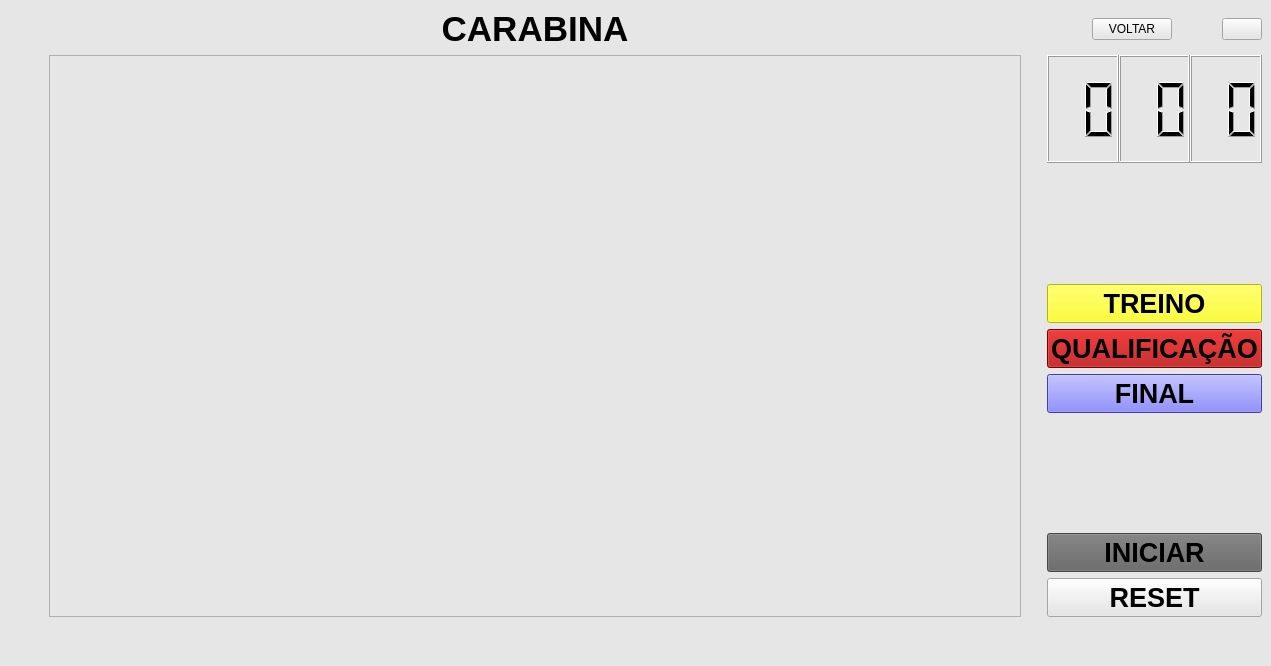
First picture: the form in central_pc/gui/riflewindow.ui, repository xBogas/ES-SACA, before the edit.
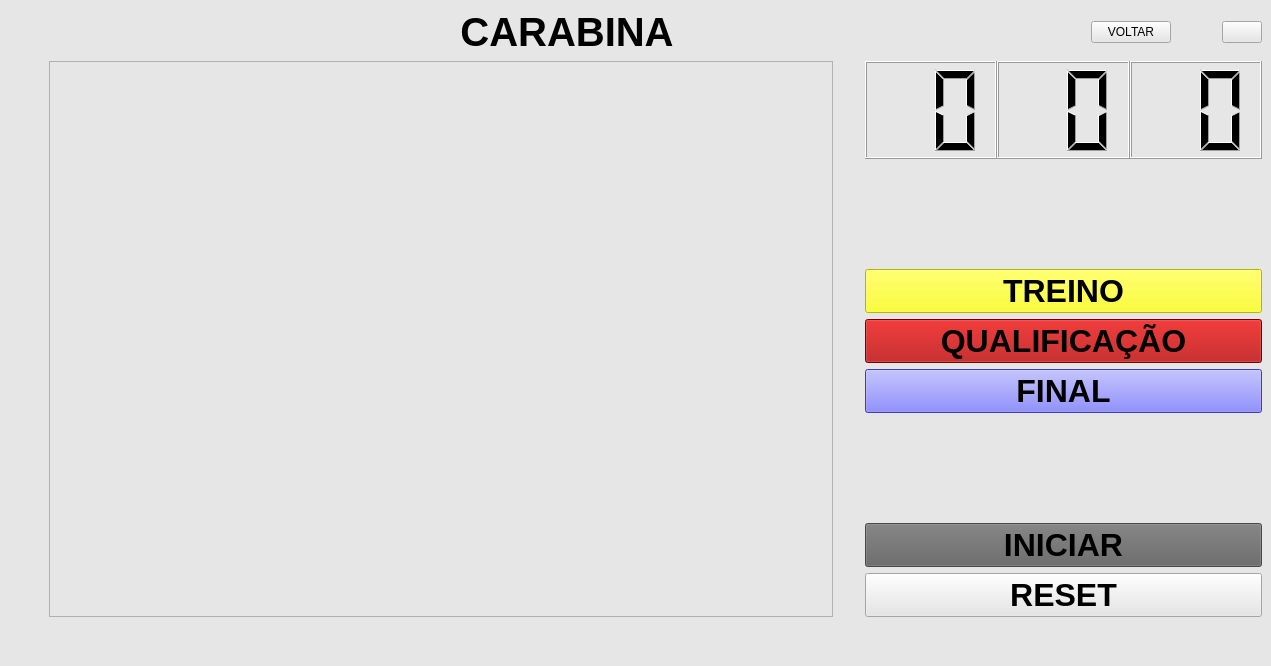
Second picture: the form after the edit. Icons and pictures are not drawn.

Commit message: Alterações no ui nas janelas de pistola e carabina no pc_central e correção de problemas encontrados na função de preenchimento da tabela.

```diff
--- a/central_pc/gui/riflewindow.ui
+++ b/central_pc/gui/riflewindow.ui
@@ -18,35 +18,30 @@
   </property>
   <widget class="QWidget" name="centralwidget">
    <layout class="QGridLayout" name="gridLayout">
-    <item row="2" column="3">
-     <spacer name="verticalSpacer_3">
-      <property name="orientation">
-       <enum>Qt::Vertical</enum>
-      </property>
-      <property name="sizeType">
-       <enum>QSizePolicy::Minimum</enum>
-      </property>
-      <property name="sizeHint" stdset="0">
-       <size>
-        <width>20</width>
-        <height>40</height>
-       </size>
-      </property>
-     </spacer>
-    </item>
-    <item row="0" column="1">
-     <widget class="QLabel" name="label">
-      <property name="font">
-       <font>
-        <pointsize>26</pointsize>
-        <bold>true</bold>
-       </font>
+    <item row="0" column="10">
+     <widget class="QPushButton" name="ExitButton">
+      <property name="sizePolicy">
+       <sizepolicy hsizetype="Fixed" vsizetype="Fixed">
+        <horstretch>0</horstretch>
+        <verstretch>0</verstretch>
+       </sizepolicy>
       </property>
       <property name="text">
-       <string>CARABINA</string>
+       <string/>
       </property>
-      <property name="alignment">
-       <set>Qt::AlignCenter</set>
+      <property name="icon">
+       <iconset>
+        <normaloff>resource/img/exit.png</normaloff>resource/img/exit.png</iconset>
+      </property>
+     </widget>
+    </item>
+    <item row="1" column="1" rowspan="8">
+     <widget class="QTableWidget" name="tableWidget">
+      <property name="sizePolicy">
+       <sizepolicy hsizetype="Expanding" vsizetype="Expanding">
+        <horstretch>20</horstretch>
+        <verstretch>0</verstretch>
+       </sizepolicy>
       </property>
      </widget>
     </item>
@@ -66,11 +61,11 @@
       </property>
      </spacer>
     </item>
-    <item row="4" column="3" colspan="4">
+    <item row="4" column="3" colspan="8">
      <widget class="QPushButton" name="MatchButton">
       <property name="font">
        <font>
-        <pointsize>20</pointsize>
+        <pointsize>24</pointsize>
         <bold>true</bold>
        </font>
       </property>
@@ -82,23 +77,131 @@
       </property>
      </widget>
     </item>
-    <item row="5" column="3" colspan="4">
-     <widget class="QPushButton" name="FinalButton">
+    <item row="7" column="3" colspan="8">
+     <widget class="QPushButton" name="StartButton">
       <property name="font">
        <font>
-        <pointsize>20</pointsize>
+        <pointsize>24</pointsize>
         <bold>true</bold>
        </font>
       </property>
       <property name="styleSheet">
-       <string notr="true">background-color: rgb(85, 85, 255);</string>
+       <string notr="true">background-color: rgb(100, 100, 100);</string>
       </property>
       <property name="text">
-       <string>FINAL</string>
+       <string>INICIAR</string>
       </property>
      </widget>
     </item>
-    <item row="1" column="3" colspan="4">
+    <item row="8" column="3" colspan="8">
+     <widget class="QPushButton" name="switchButton">
+      <property name="sizePolicy">
+       <sizepolicy hsizetype="Minimum" vsizetype="Fixed">
+        <horstretch>0</horstretch>
+        <verstretch>0</verstretch>
+       </sizepolicy>
+      </property>
+      <property name="font">
+       <font>
+        <pointsize>24</pointsize>
+        <bold>true</bold>
+       </font>
+      </property>
+      <property name="styleSheet">
+       <string notr="true">background-color:  rgb(230, 230, 230);</string>
+      </property>
+      <property name="text">
+       <string>RESET</string>
+      </property>
+     </widget>
+    </item>
+    <item row="0" column="1" colspan="7">
+     <widget class="QLabel" name="label">
+      <property name="font">
+       <font>
+        <pointsize>30</pointsize>
+        <bold>true</bold>
+       </font>
+      </property>
+      <property name="text">
+       <string>CARABINA</string>
+      </property>
+      <property name="alignment">
+       <set>Qt::AlignCenter</set>
+      </property>
+     </widget>
+    </item>
+    <item row="9" column="1">
+     <spacer name="verticalSpacer_2">
+      <property name="orientation">
+       <enum>Qt::Vertical</enum>
+      </property>
+      <property name="sizeType">
+       <enum>QSizePolicy::Fixed</enum>
+      </property>
+      <property name="sizeHint" stdset="0">
+       <size>
+        <width>20</width>
+        <height>40</height>
+       </size>
+      </property>
+     </spacer>
+    </item>
+    <item row="1" column="2">
+     <spacer name="horizontalSpacer_3">
+      <property name="orientation">
+       <enum>Qt::Horizontal</enum>
+      </property>
+      <property name="sizeType">
+       <enum>QSizePolicy::Minimum</enum>
+      </property>
+      <property name="sizeHint" stdset="0">
+       <size>
+        <width>20</width>
+        <height>20</height>
+       </size>
+      </property>
+     </spacer>
+    </item>
+    <item row="1" column="0">
+     <spacer name="horizontalSpacer_4">
+      <property name="orientation">
+       <enum>Qt::Horizontal</enum>
+      </property>
+      <property name="sizeType">
+       <enum>QSizePolicy::Minimum</enum>
+      </property>
+      <property name="sizeHint" stdset="0">
+       <size>
+        <width>40</width>
+        <height>20</height>
+       </size>
+      </property>
+     </spacer>
+    </item>
+    <item row="3" column="3" colspan="8">
+     <widget class="QPushButton" name="PracticeButton">
+      <property name="sizePolicy">
+       <sizepolicy hsizetype="Minimum" vsizetype="Fixed">
+        <horstretch>1</horstretch>
+        <verstretch>0</verstretch>
+       </sizepolicy>
+      </property>
+      <property name="font">
+       <font>
+        <pointsize>24</pointsize>
+        <bold>true</bold>
+       </font>
+      </property>
+      <property name="styleSheet">
+       <string notr="true">background-color: rgb(255, 255, 0);</string>
+      </property>
+      <property name="text">
+       <string>TREINO</string>
+      </property>
+     </widget>
+    </item>
+    <item row="1" column="3" colspan="8">
      <layout class="QHBoxLayout" name="horizontalLayout">
       <property name="spacing">
        <number>0</number>
@@ -159,83 +262,8 @@
       </item>
      </layout>
     </item>
-    <item row="7" column="3" colspan="4">
-     <widget class="QPushButton" name="StartButton">
-      <property name="font">
-       <font>
-        <pointsize>20</pointsize>
-        <bold>true</bold>
-       </font>
-      </property>
-      <property name="styleSheet">
-       <string notr="true">background-color: rgb(100, 100, 100);</string>
-      </property>
-      <property name="text">
-       <string>INICIAR</string>
-      </property>
-     </widget>
-    </item>
-    <item row="3" column="3" colspan="4">
-     <widget class="QPushButton" name="PracticeButton">
-      <property name="font">
-       <font>
-        <pointsize>20</pointsize>
-        <bold>true</bold>
-       </font>
-      </property>
-      <property name="styleSheet">
-       <string notr="true">background-color: rgb(255, 255, 0);</string>
-      </property>
-      <property name="text">
-       <string>TREINO</string>
-      </property>
-     </widget>
-    </item>
-    <item row="0" column="4">
-     <widget class="QPushButton" name="backButton">
-      <property name="text">
-       <string>VOLTAR</string>
-      </property>
-     </widget>
-    </item>
-    <item row="1" column="1" rowspan="8">
-     <widget class="QTableWidget" name="tableWidget"/>
-    </item>
-    <item row="1" column="0">
-     <spacer name="horizontalSpacer_4">
-      <property name="orientation">
-       <enum>Qt::Horizontal</enum>
-      </property>
-      <property name="sizeType">
-       <enum>QSizePolicy::Minimum</enum>
-      </property>
-      <property name="sizeHint" stdset="0">
-       <size>
-        <width>40</width>
-        <height>20</height>
-       </size>
-      </property>
-     </spacer>
-    </item>
-    <item row="0" column="6">
-     <widget class="QPushButton" name="ExitButton">
-      <property name="sizePolicy">
-       <sizepolicy hsizetype="Fixed" vsizetype="Fixed">
-        <horstretch>0</horstretch>
-        <verstretch>0</verstretch>
-       </sizepolicy>
-      </property>
-      <property name="text">
-       <string/>
-      </property>
-      <property name="icon">
-       <iconset>
-        <normaloff>resource/img/exit.png</normaloff>resource/img/exit.png</iconset>
-      </property>
-     </widget>
-    </item>
-    <item row="9" column="1">
-     <spacer name="verticalSpacer_2">
+    <item row="2" column="3">
+     <spacer name="verticalSpacer_3">
       <property name="orientation">
        <enum>Qt::Vertical</enum>
       </property>
@@ -250,23 +278,7 @@
       </property>
      </spacer>
     </item>
-    <item row="1" column="2">
-     <spacer name="horizontalSpacer_3">
-      <property name="orientation">
-       <enum>Qt::Horizontal</enum>
-      </property>
-      <property name="sizeType">
-       <enum>QSizePolicy::Minimum</enum>
-      </property>
-      <property name="sizeHint" stdset="0">
-       <size>
-        <width>20</width>
-        <height>20</height>
-       </size>
-      </property>
-     </spacer>
-    </item>
-    <item row="0" column="5">
+    <item row="0" column="9">
      <spacer name="horizontalSpacer">
       <property name="orientation">
        <enum>Qt::Horizontal</enum>
@@ -282,25 +294,26 @@
       </property>
      </spacer>
     </item>
-    <item row="8" column="3" colspan="4">
-     <widget class="QPushButton" name="switchButton">
-      <property name="sizePolicy">
-       <sizepolicy hsizetype="Minimum" vsizetype="Fixed">
-        <horstretch>0</horstretch>
-        <verstretch>0</verstretch>
-       </sizepolicy>
-      </property>
+    <item row="5" column="3" colspan="8">
+     <widget class="QPushButton" name="FinalButton">
       <property name="font">
        <font>
-        <pointsize>20</pointsize>
+        <pointsize>24</pointsize>
         <bold>true</bold>
        </font>
       </property>
       <property name="styleSheet">
-       <string notr="true">background-color:  rgb(230, 230, 230);</string>
+       <string notr="true">background-color: rgb(85, 85, 255);</string>
       </property>
       <property name="text">
-       <string>RESET</string>
+       <string>FINAL</string>
+      </property>
+     </widget>
+    </item>
+    <item row="0" column="8">
+     <widget class="QPushButton" name="backButton">
+      <property name="text">
+       <string>VOLTAR</string>
       </property>
      </widget>
     </item>
```
Left out of the diff: 2 changed lines with no effect on the pictures. The commit also changes 3 other files.
